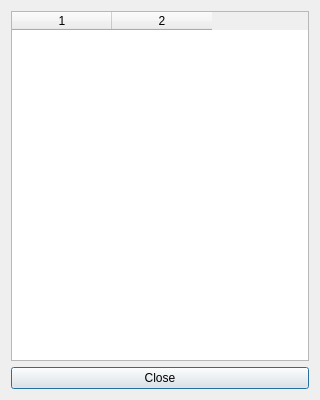
Qt form word_frequency_dialog.ui (Yang-rag/simple-notepad-project) before a commit.
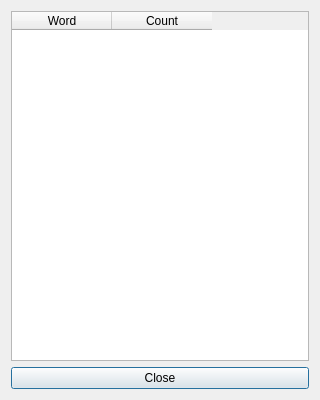
The same form after that commit.

Patch:
```diff
--- a/word_frequency_dialog.ui
+++ b/word_frequency_dialog.ui
@@ -6,16 +6,22 @@
   <property name="geometry">
    <rect><x>0</x><y>0</y><width>320</width><height>400</height></rect>
   </property>
-  <layout class="QVBoxLayout">
+  <property name="windowTitle">
+   <string>Word Frequency</string>
+  </property>
+  <layout class="QVBoxLayout" name="verticalLayout">
    <item>
     <widget class="QTableWidget" name="tableWidget">
-     <property name="columnCount"><number>2</number></property>
-     <attribute name="horizontalHeaderItem" column="0">
-      <item><property name="text"><string>Word</string></property></item>
-     </attribute>
-     <attribute name="horizontalHeaderItem" column="1">
-      <item><property name="text"><string>Count</string></property></item>
-     </attribute>
+     <column>
+      <property name="text">
+       <string>Word</string>
+      </property>
+     </column>
+     <column>
+      <property name="text">
+       <string>Count</string>
+      </property>
+     </column>
     </widget>
    </item>
    <item>
```
Left out of the diff: 12 changed lines with no effect on the pictures.
